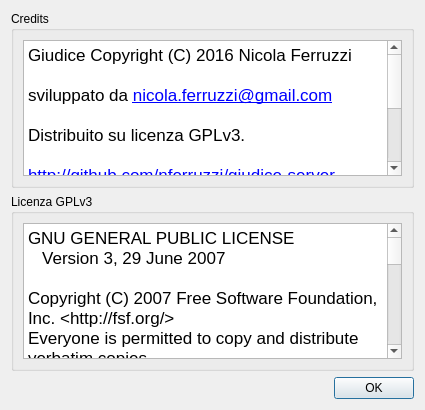
First picture: the form in ui/info.ui, repository nferruzzi/giudice-server, before the edit.
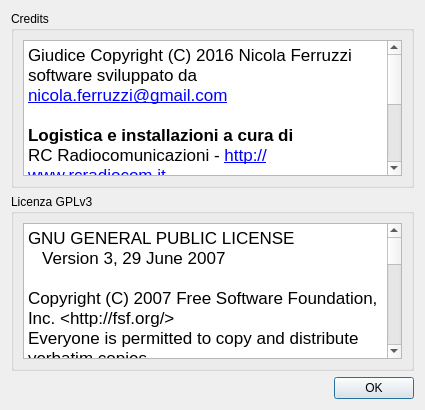
Second picture: the form after the edit.

Diff of the .ui file:
```diff
--- a/ui/info.ui
+++ b/ui/info.ui
@@ -28,18 +28,17 @@
 p, li { white-space: pre-wrap; }
 &lt;/style&gt;&lt;/head&gt;&lt;body style=&quot; font-family:'.SF NS Text'; font-size:13pt; font-weight:400; font-style:normal;&quot;&gt;
 &lt;p style=&quot; margin-top:0px; margin-bottom:0px; margin-left:0px; margin-right:0px; -qt-block-indent:0; text-indent:0px;&quot;&gt;Giudice Copyright (C) 2016 Nicola Ferruzzi&lt;/p&gt;
+&lt;p style=&quot; margin-top:0px; margin-bottom:0px; margin-left:0px; margin-right:0px; -qt-block-indent:0; text-indent:0px;&quot;&gt;software sviluppato da &lt;a href=&quot;mailto:nicola.ferruzzi@gmail.com&quot;&gt;&lt;span style=&quot; text-decoration: underline; color:#0000ff;&quot;&gt;nicola.ferruzzi@gmail.com&lt;/span&gt;&lt;/a&gt;&lt;/p&gt;
 &lt;p style=&quot;-qt-paragraph-type:empty; margin-top:0px; margin-bottom:0px; margin-left:0px; margin-right:0px; -qt-block-indent:0; text-indent:0px;&quot;&gt;&lt;br /&gt;&lt;/p&gt;
-&lt;p style=&quot; margin-top:0px; margin-bottom:0px; margin-left:0px; margin-right:0px; -qt-block-indent:0; text-indent:0px;&quot;&gt;sviluppato da &lt;a href=&quot;mailto:nicola.ferruzzi@gmail.com&quot;&gt;&lt;span style=&quot; text-decoration: underline; color:#0000ff;&quot;&gt;nicola.ferruzzi@gmail.com&lt;/span&gt;&lt;/a&gt;&lt;/p&gt;
-&lt;p style=&quot;-qt-paragraph-type:empty; margin-top:0px; margin-bottom:0px; margin-left:0px; margin-right:0px; -qt-block-indent:0; text-indent:0px;&quot;&gt;&lt;br /&gt;&lt;/p&gt;
-&lt;p style=&quot; margin-top:0px; margin-bottom:0px; margin-left:0px; margin-right:0px; -qt-block-indent:0; text-indent:0px;&quot;&gt;Distribuito su licenza GPLv3.&lt;/p&gt;
-&lt;p style=&quot;-qt-paragraph-type:empty; margin-top:0px; margin-bottom:0px; margin-left:0px; margin-right:0px; -qt-block-indent:0; text-indent:0px;&quot;&gt;&lt;br /&gt;&lt;/p&gt;
+&lt;p style=&quot; margin-top:0px; margin-bottom:0px; margin-left:0px; margin-right:0px; -qt-block-indent:0; text-indent:0px;&quot;&gt;&lt;span style=&quot; font-weight:600;&quot;&gt;Logistica e installazioni a cura di &lt;/span&gt;&lt;/p&gt;
+&lt;p style=&quot; margin-top:0px; margin-bottom:0px; margin-left:0px; margin-right:0px; -qt-block-indent:0; text-indent:0px;&quot;&gt;RC Radiocomunicazioni - &lt;a href=&quot;http://www.rcradiocom.it&quot;&gt;&lt;span style=&quot; text-decoration: underline; color:#0000ff;&quot;&gt;http://www.rcradiocom.it&lt;/span&gt;&lt;/a&gt;&lt;/p&gt;
+&lt;p style=&quot;-qt-paragraph-type:empty; margin-top:0px; margin-bottom:0px; margin-left:0px; margin-right:0px; -qt-block-indent:0; text-indent:0px; text-decoration: underline; color:#0000ff;&quot;&gt;&lt;br /&gt;&lt;/p&gt;
+&lt;p style=&quot; margin-top:0px; margin-bottom:0px; margin-left:0px; margin-right:0px; -qt-block-indent:0; text-indent:0px;&quot;&gt;&lt;span style=&quot; font-weight:600;&quot;&gt;Distribuito su licenza GPLv3.&lt;/span&gt;&lt;/p&gt;
 &lt;p style=&quot; margin-top:0px; margin-bottom:0px; margin-left:0px; margin-right:0px; -qt-block-indent:0; text-indent:0px;&quot;&gt;&lt;a href=&quot;http://github.com/nferruzzi/giudice-server&quot;&gt;&lt;span style=&quot; text-decoration: underline; color:#0000ff;&quot;&gt;http://github.com/nferruzzi/giudice-server&lt;/span&gt;&lt;/a&gt;&lt;/p&gt;
 &lt;p style=&quot; margin-top:0px; margin-bottom:0px; margin-left:0px; margin-right:0px; -qt-block-indent:0; text-indent:0px;&quot;&gt;&lt;a href=&quot;http://github.com/nferruzzi/giudice-client&quot;&gt;&lt;span style=&quot; text-decoration: underline; color:#0000ff;&quot;&gt;http://github.com/nferruzzi/giudice-client&lt;/span&gt;&lt;/a&gt;&lt;/p&gt;
+&lt;p style=&quot; margin-top:0px; margin-bottom:0px; margin-left:0px; margin-right:0px; -qt-block-indent:0; text-indent:0px;&quot;&gt;Dipendenze: Qt5 - LGPL e PyQt5 -  GPL &lt;/p&gt;
 &lt;p style=&quot;-qt-paragraph-type:empty; margin-top:0px; margin-bottom:0px; margin-left:0px; margin-right:0px; -qt-block-indent:0; text-indent:0px;&quot;&gt;&lt;br /&gt;&lt;/p&gt;
-&lt;p style=&quot; margin-top:0px; margin-bottom:0px; margin-left:0px; margin-right:0px; -qt-block-indent:0; text-indent:0px;&quot;&gt;Dipendenze:&lt;/p&gt;
-&lt;p style=&quot;-qt-paragraph-type:empty; margin-top:0px; margin-bottom:0px; margin-left:0px; margin-right:0px; -qt-block-indent:0; text-indent:0px;&quot;&gt;&lt;br /&gt;&lt;/p&gt;
-&lt;p style=&quot; margin-top:0px; margin-bottom:0px; margin-left:0px; margin-right:0px; -qt-block-indent:0; text-indent:0px;&quot;&gt;Qt5 - LGPL &lt;/p&gt;
-&lt;p style=&quot; margin-top:0px; margin-bottom:0px; margin-left:0px; margin-right:0px; -qt-block-indent:0; text-indent:0px;&quot;&gt;PyQt5 -  GPL &lt;/p&gt;&lt;/body&gt;&lt;/html&gt;</string>
+&lt;p style=&quot;-qt-paragraph-type:empty; margin-top:0px; margin-bottom:0px; margin-left:0px; margin-right:0px; -qt-block-indent:0; text-indent:0px;&quot;&gt;&lt;br /&gt;&lt;/p&gt;&lt;/body&gt;&lt;/html&gt;</string>
         </property>
        </widget>
       </item>
```
